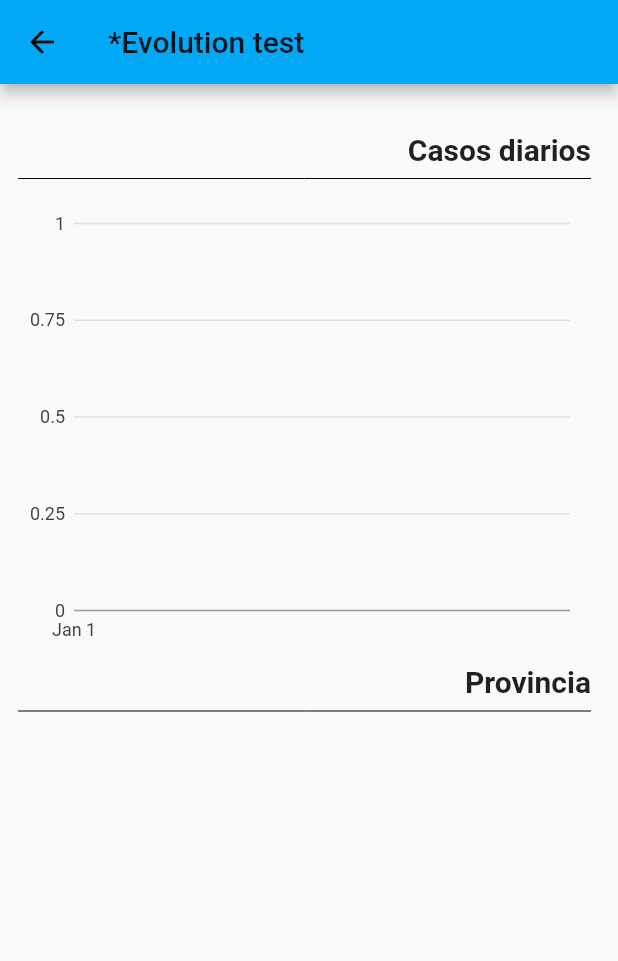
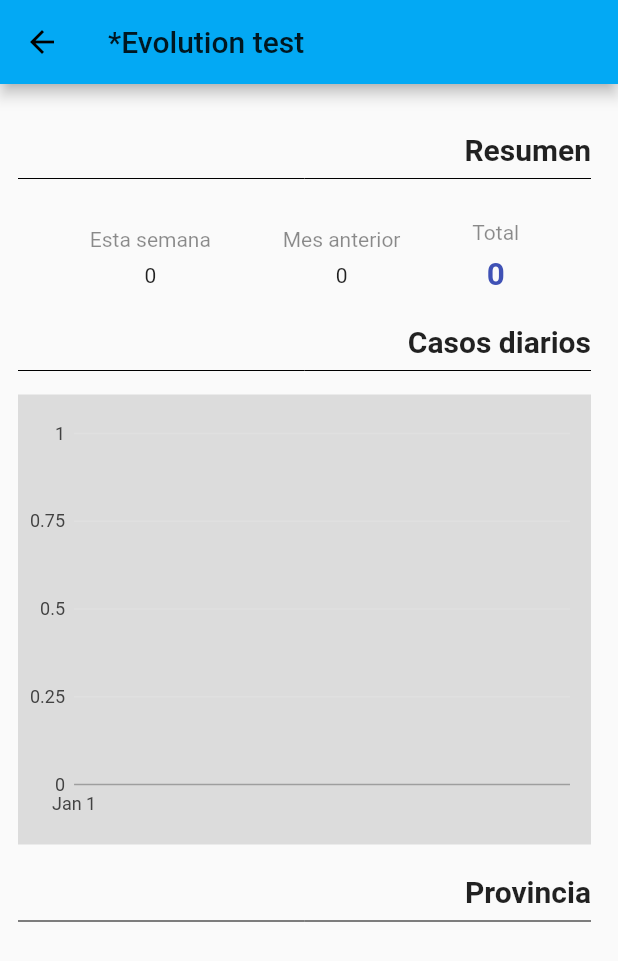
Before and after one commit to Mikaulin/siteica-user, a Flutter app: the EvolutionPage screen opened directly, on a phone screen of 412 x 824 dp. Shown: the top 961 px of the screen. Run offline on Flutter 3.47's test engine with Material 2 defaults, Android fonts, the phone set to English and light mode, and no system bars; our stand-ins replace charts_flutter, flutter_map, geolocator, intro_slider, latlong, sqflite; missing offline and left inert: beacon_broadcast, beacons_plugin, bluetooth_enable, injector, sqflite_migration_service, uuid_enhanced; accounts and stored records are empty; generated files the repository leaves out were written again; statements that could not run were skipped.

Commit message:
Totals by month.

```diff
--- a/lib/services/evolution_service.dart
+++ b/lib/services/evolution_service.dart
@@ -13,9 +13,26 @@ class EvolutionService {
 
     List<Map> _results = await _database.rawQuery(
         'SELECT * FROM $evolutionTableName '
-            'WHERE (date >= ? AND date <= ?) AND deleted = 0',
+        'WHERE (date >= ? AND date <= ?)',
         [_startTime, _finishTime]);
 
     return _results.map((e) => Evolution.fromJson(e)).toList();
   }
+
+  Future<int> getTotal() async {
+    Database _database = await openDatabase(DB_NAME, version: 1);
+
+    return Sqflite.firstIntValue(await _database
+        .rawQuery('SELECT SUM(totalCases) FROM $evolutionTableName '));
+  }
+
+  Future<int> getTotalBetweenDates(int _startTime, int _finishTime) async {
+    Database _database = await openDatabase(DB_NAME, version: 1);
+
+    return Sqflite.firstIntValue(await _database.rawQuery(
+      'SELECT SUM(totalCases) FROM $evolutionTableName '
+      'WHERE (date >= ? AND date <= ?)',
+        [_startTime, _finishTime]
+    ));
+  }
 }
--- a/lib/ui/evolution.dart
+++ b/lib/ui/evolution.dart
@@ -23,9 +23,26 @@ class _EvolutionPageState extends State<EvolutionPage> {
       Injector.appInstance.get<EvolutionProvinceService>();
   List<charts.Series<LinearEvolution, DateTime>> _chartData = [];
   List<Widget> _dataByProvince = [];
+  int _total = 0;
+  int _lastMonthTotal = 0;
+  int _lastWeekTotal = 0;
+
+  _getTotals() async {
+    _total = await _evolutionService.getTotal();
+
+    var now = new DateTime.now();
+    var lastDayPrevMonth = new DateTime(now.year, now.month, 0);
+    var firstDayPrevMonth = new DateTime(now.year, now.month - 1, 1);
+
+    _lastMonthTotal = await _evolutionService.getTotalBetweenDates(
+      firstDayPrevMonth.millisecondsSinceEpoch,
+      lastDayPrevMonth.millisecondsSinceEpoch,
+    );
+  }
 
   _getEvolutionData() async {
     List<Evolution> _evolution = await _evolutionService.getEvolution();
+    _total = await _evolutionService.getTotal();
 
     List<LinearEvolution> _linearEvolution = [];
     _evolution.forEach((element) {
@@ -89,6 +106,7 @@ class _EvolutionPageState extends State<EvolutionPage> {
   void initState() {
     _getEvolutionData();
     _getDataByProvince();
+    _getTotals();
     super.initState();
   }
 
@@ -104,13 +122,72 @@ class _EvolutionPageState extends State<EvolutionPage> {
                 right: 18.0, left: 12.0, top: 24, bottom: 12),
             child: Column(
               children: [
+                CommonTitle(title: "Resumen"),
+                Padding(
+                  padding: const EdgeInsets.symmetric(vertical: 12.0),
+                  child: Row(
+                    mainAxisAlignment: MainAxisAlignment.spaceEvenly,
+                    children: [
+                      Column(
+                        children: [
+                          Padding(
+                            padding: const EdgeInsets.only(bottom: 8.0),
+                            child: Text(
+                              "Esta semana",
+                              style: TextStyle(color: Colors.black45),
+                            ),
+                          ),
+                          Text("0"),
+                        ],
+                      ),
+                      Column(
+                        children: [
+                          Padding(
+                            padding: const EdgeInsets.only(bottom: 8.0),
+                            child: Text(
+                              "Mes anterior",
+                              style: TextStyle(color: Colors.black45),
+                            ),
+                          ),
+                          Text(_lastMonthTotal.toString()),
+                        ],
+                      ),
+                      Column(
+                        children: [
+                          Padding(
+                            padding: const EdgeInsets.only(bottom: 8.0),
+                            child: Text(
+                              "Total",
+                              style: TextStyle(color: Colors.black45),
+                            ),
+                          ),
+                          Text(
+                            _total.toString(),
+                            style: TextStyle(
+                              color: Colors.indigo,
+                              fontSize: 21.0,
+                              fontWeight: FontWeight.bold,
+                            ),
+                          ),
+                        ],
+                      ),
+                    ],
+                  ),
+                ),
                 CommonTitle(title: "Casos diarios"),
-                Container(
-                  height: 300,
-                  child: charts.TimeSeriesChart(
-                    _chartData,
-                    animate: true,
-                    dateTimeFactory: const charts.LocalDateTimeFactory(),
+                Padding(
+                  padding: const EdgeInsets.only(bottom: 12.0),
+                  child: Container(
+                    decoration: BoxDecoration(
+                      color: Colors.black12,
+                    ),
+                    height: 300,
+                    padding: const EdgeInsets.symmetric(vertical: 12.0),
+                    child: charts.TimeSeriesChart(
+                      _chartData,
+                      animate: true,
+                      dateTimeFactory: const charts.LocalDateTimeFactory(),
+                    ),
                   ),
                 ),
                 CommonTitle(title: "Provincia"),
```
